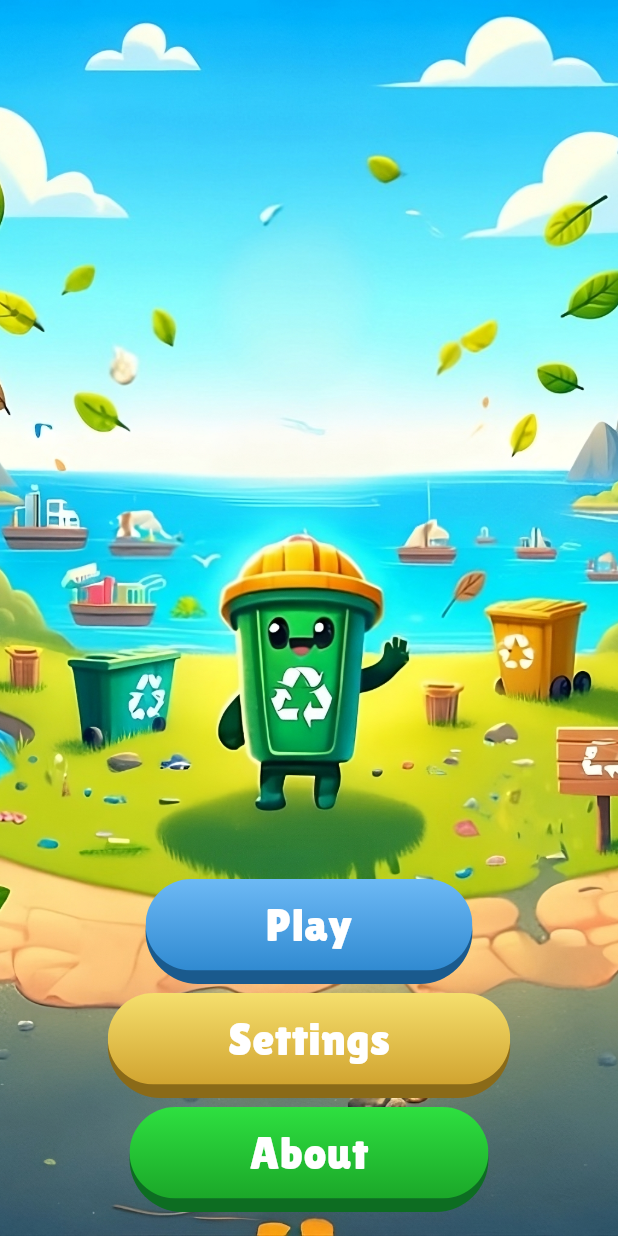
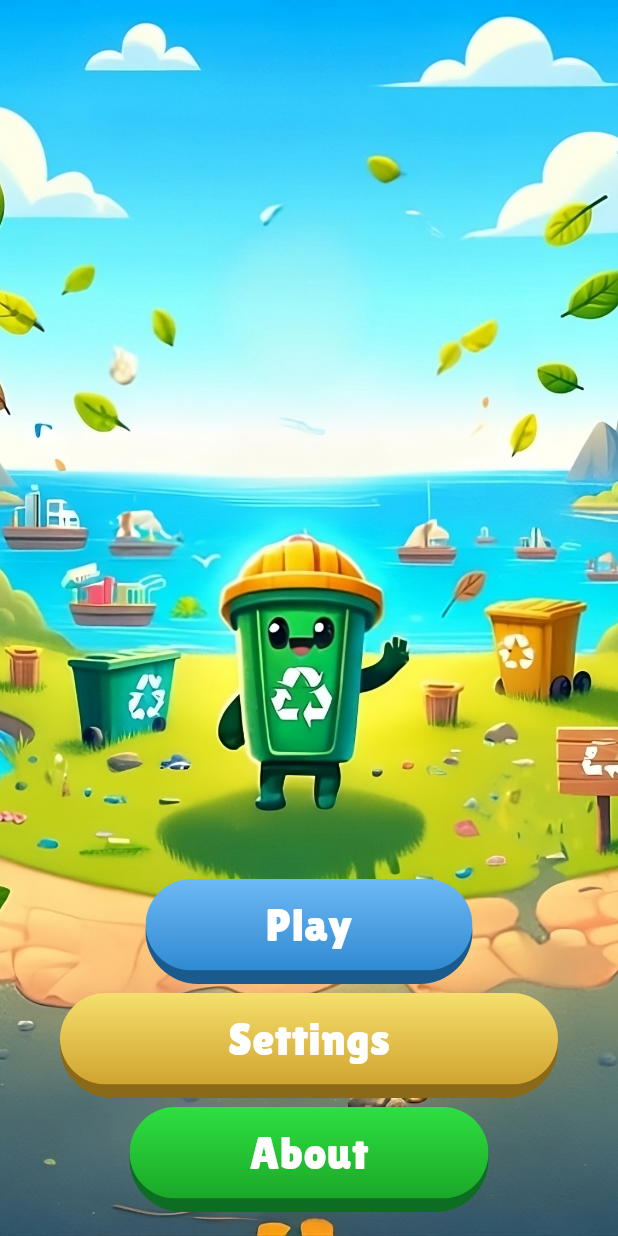
Before and after one commit to ant0nit0/BinSwap, a Flutter app: the screen it shows after launch, on a phone screen of 412 x 824 dp. Run offline on Flutter 3.47's test engine with Material 3 defaults, Android fonts, the phone set to English and light mode, and no system bars; our stand-ins replace flutter_hooks, flutter_riverpod, flutter_svg, flutter_translate, hooks_riverpod; missing offline and left inert: flame.

Commit message:
⚡️Improve buttons doc and functionalities

```diff
--- a/lib/ui/screens/home_screen.dart
+++ b/lib/ui/screens/home_screen.dart
@@ -23,12 +23,13 @@ class HomeScreen extends StatelessWidget {
 
   Widget _buttons(BuildContext context) => Positioned(
         bottom: kDefaultSmallPadding,
-        left: 0,
-        right: 0,
+        left: kDefaultLargePadding,
+        right: kDefaultLargePadding,
         child: Column(
           children: [
             KButton.blue(
               text: 'Play',
+              isExpanded: false,
               onPressed: () =>
                   navigatorKey.currentState?.pushNamed(Routes.gameScreen),
             ),
@@ -39,6 +40,7 @@ class HomeScreen extends StatelessWidget {
             ),
             const KButton.green(
               text: 'About',
+              isExpanded: false,
             ),
           ],
         ).separated(
--- a/lib/ui/widgets/kbutton.dart
+++ b/lib/ui/widgets/kbutton.dart
@@ -2,27 +2,56 @@ import 'package:flutter/material.dart';
 import 'package:recycling_master/utils/colors.dart';
 import 'package:recycling_master/utils/theme.dart';
 
+/// The base of the button used in the app.
+/// The button is a [Material] widget with a [InkWell] widget as child.
+/// 3 colors are used to create the button:
+/// - [mainColor]: the main color of the button
+/// - [secondaryColor]: if provided, the color of the button will be a gradient from [mainColor] to [secondaryColor]
+/// - [shadowColor]: the color of the shadow of the button placed at the bottom
+/// Only [mainColor] is required.
+///
+/// 3 constructors are provided to create a button with a specific color:
+/// - [KButton.blue]
+/// - [KButton.yellow]
+/// - [KButton.green]
 class KButton extends StatelessWidget {
+  /// The main color of the button. <br/>
+  /// If [secondaryColor] is provided, the color of the button will be a gradient from [mainColor] to [secondaryColor]
   final Color mainColor;
 
-  /// If provided, the color of the button will be a gradient from [mainColor] to [secondaryColor].
+  /// If provided, the color of the button will be a gradient from [mainColor] to [secondaryColor]. <br/>
   /// If not provided, the color of the button will be [mainColor]
   final Color? secondaryColor;
-  final Color shadowColor;
+
+  /// The color of the shadow of the button placed at the bottom. <br/>
+  /// The shadow should be a darker version of the [mainColor]. <br/>
+  /// If not provided, no shadow will be displayed.
+  final Color? shadowColor;
+
+  /// The text of the button
   final String text;
+
+  /// The callback that will be called when the button is pressed.
   final VoidCallback? onPressed;
+
+  /// If true, the button will be expanded to the maximum width of its parent. <br/>
+  /// Default to true.
+  final bool isExpanded;
+
   const KButton({
     required this.mainColor,
-    required this.shadowColor,
     required this.text,
     this.onPressed,
     this.secondaryColor,
+    this.shadowColor,
+    this.isExpanded = true,
     super.key,
   });
 
   const KButton.blue({
     required this.text,
     this.onPressed,
+    this.isExpanded = true,
     super.key,
   })  : mainColor = blueMainColor,
         secondaryColor = blueSecondaryColor,
@@ -31,6 +60,7 @@ class KButton extends StatelessWidget {
   const KButton.yellow({
     required this.text,
     this.onPressed,
+    this.isExpanded = true,
     super.key,
   })  : mainColor = yellowMainColor,
         secondaryColor = yellowSecondaryColor,
@@ -39,6 +69,7 @@ class KButton extends StatelessWidget {
   const KButton.green({
     required this.text,
     this.onPressed,
+    this.isExpanded = true,
     super.key,
   })  : mainColor = greenMainColor,
         secondaryColor = greenSecondaryColor,
@@ -47,10 +78,7 @@ class KButton extends StatelessWidget {
   @override
   Widget build(BuildContext context) {
     final borderRadius = BorderRadius.circular(50);
-    return Wrap(
-      crossAxisAlignment: WrapCrossAlignment.center,
-      children: [
-        Container(
+    final child = Container(
       padding: const EdgeInsets.only(bottom: kDefaultTinyPadding * 1.5),
       decoration: BoxDecoration(
         borderRadius: borderRadius,
@@ -70,19 +98,24 @@ class KButton extends StatelessWidget {
                   )
                 : null,
           ),
+          width: isExpanded ? double.infinity : null,
           child: InkWell(
             overlayColor: MaterialStateProperty.all(
-                  shadowColor.withOpacity(.2),
+              shadowColor == null
+                  ? Colors.transparent
+                  : shadowColor!.withOpacity(.2),
             ),
             borderRadius: borderRadius,
             onTap: () => onPressed?.call(),
             child: Padding(
-                  padding: const EdgeInsets.symmetric(
-                    horizontal: kDefaultLargePadding * 2,
+              padding: EdgeInsets.symmetric(
+                horizontal: !isExpanded ? kDefaultLargePadding * 2 : 0,
                 vertical: kDefaultTinyPadding * 1.5,
               ),
+              child: Center(
                 child: Text(
                   text,
+                  maxLines: 1,
                   style: const TextStyle(
                     fontFamily: 'LilitaOne',
                     fontSize: 30,
@@ -94,7 +127,7 @@ class KButton extends StatelessWidget {
           ),
         ),
       ),
-      ],
     );
+    return isExpanded ? child : FittedBox(child: child);
   }
 }
```
Lines whose indentation alone changed are shown as unchanged.
